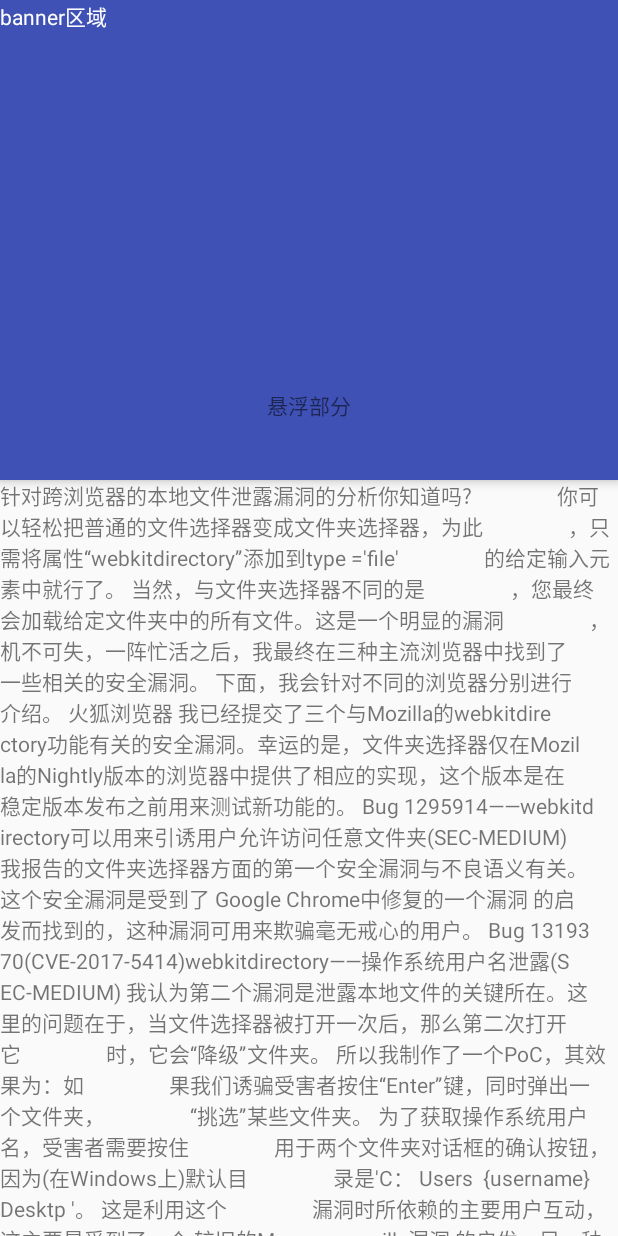
After one commit to Thor-jelly/CustomView, an Android app: the TabLayoutFloatTopTest1Activity screen opened directly, with no data from a screen before it, on a phone screen of 412 x 824 dp. The commit adds this screen. Run offline under Robolectric (Android 15) with nearby library versions, the phone set to English and light mode, and no system bars.

Commit message:
tab悬浮在最上方

```diff
--- a/app/src/main/AndroidManifest.xml
+++ b/app/src/main/AndroidManifest.xml
@@ -42,6 +42,9 @@
         <activity android:name=".carnumberkeyboard.CarNumberKeyboardActivity" />
         <!--        优惠券view 按比例缩放，形成在任意手机上效果一致-->
         <activity android:name=".equalscalecouponview.EqualScaleCouponViewActivity" />
+        <!--        tab悬浮在最上方-->
+        <activity android:name=".tablayoutfloattop.TabLayoutFloatTopActivity" />
+        <activity android:name=".tablayoutfloattop.TabLayoutFloatTopTest1Activity" />
     </application>
 
 </manifest>
--- a/app/src/main/java/com/jelly/thor/customview/MainActivity.kt
+++ b/app/src/main/java/com/jelly/thor/customview/MainActivity.kt
@@ -14,8 +14,7 @@ import com.jelly.thor.customview.notchline.NotchLineActivity
 import com.jelly.thor.customview.qq6.SlidingQq6MenuActivity
 import com.jelly.thor.customview.snaphelptest.SnapHelpActivity
 import com.jelly.thor.customview.statusbar.StatusBarActivity
-import com.jelly.thor.customview.utils.FontStyleEnum
-import com.jelly.thor.customview.utils.setFontStyle
+import com.jelly.thor.customview.tablayoutfloattop.TabLayoutFloatTopActivity
 import kotlinx.android.synthetic.main.activity_main.*
 
 class MainActivity : AppCompatActivity() {
@@ -27,6 +26,11 @@ class MainActivity : AppCompatActivity() {
         clickFontStyle.setOnClickListener {
             //设置新字体
             startNewActivity(FontTestActivity::class.java)
+        }
+
+        clickTabLayoutFloatTop.setOnClickListener {
+            //tab悬浮在最上方
+            startNewActivity(TabLayoutFloatTopActivity::class.java)
         }
 
         clickSnapHelpTest.setOnClickListener {
--- /dev/null
+++ b/app/src/main/java/com/jelly/thor/customview/tablayoutfloattop/TabLayoutFloatTopActivity.kt
@@ -0,0 +1,30 @@
+package com.jelly.thor.customview.tablayoutfloattop
+
+import android.content.Intent
+import android.os.Bundle
+import androidx.appcompat.app.AppCompatActivity
+import com.jelly.thor.customview.R
+import kotlinx.android.synthetic.main.activity_tab_layout_float_top.*
+
+/**
+ * 类描述：tab悬浮在最上方 , <br/>
+ * 创建人：吴冬冬<br/>
+ * https://www.jianshu.com/p/9eea61538c67
+ * https://www.jianshu.com/p/bbc703a0015e
+ * https://www.cnblogs.com/anni-qianqian/p/6814061.html
+ * 创建时间：2019/9/24 14:52 <br/>
+ */
+class TabLayoutFloatTopActivity : AppCompatActivity() {
+    override fun onCreate(savedInstanceState: Bundle?) {
+        super.onCreate(savedInstanceState)
+        setContentView(R.layout.activity_tab_layout_float_top)
+
+        mTest1Tv.setOnClickListener {
+            startNewActivity(TabLayoutFloatTopTest1Activity::class.java)
+        }
+    }
+
+    private fun startNewActivity(cls: Class<*>) {
+        startActivity(Intent(this, cls))
+    }
+}
--- /dev/null
+++ b/app/src/main/java/com/jelly/thor/customview/tablayoutfloattop/TabLayoutFloatTopTest1Activity.kt
@@ -0,0 +1,17 @@
+package com.jelly.thor.customview.tablayoutfloattop
+
+import android.os.Bundle
+import androidx.appcompat.app.AppCompatActivity
+import com.jelly.thor.customview.R
+
+/**
+ * 创建人：吴冬冬<br/>
+ * https://www.cnblogs.com/anni-qianqian/p/6814061.html
+ * 创建时间：2019/9/24 14:52 <br/>
+ */
+class TabLayoutFloatTopTest1Activity : AppCompatActivity() {
+    override fun onCreate(savedInstanceState: Bundle?) {
+        super.onCreate(savedInstanceState)
+        setContentView(R.layout.activity_tab_layout_float_top_test1)
+    }
+}
--- a/app/src/main/res/layout/activity_main.xml
+++ b/app/src/main/res/layout/activity_main.xml
@@ -20,12 +20,13 @@
             android:textColor="@android:color/white" />
 
         <TextView
+            android:id="@+id/clickTabLayoutFloatTop"
             android:layout_width="match_parent"
             android:layout_height="wrap_content"
             android:background="#002"
             android:gravity="center"
             android:padding="20dp"
-            android:text="还未添加"
+            android:text="tab悬浮在最上方,AppbarLayout的简单用法"
             android:textColor="@android:color/white" />
 
         <TextView
--- /dev/null
+++ b/app/src/main/res/layout/activity_tab_layout_float_top.xml
@@ -0,0 +1,15 @@
+<?xml version="1.0" encoding="utf-8"?>
+<LinearLayout xmlns:android="http://schemas.android.com/apk/res/android"
+    android:layout_width="match_parent"
+    android:layout_height="match_parent"
+    android:orientation="vertical">
+    <TextView
+        android:id="@+id/mTest1Tv"
+        android:background="#f00"
+        android:textColor="@android:color/white"
+        android:textSize="18dp"
+        android:gravity="center"
+        android:text="测试1， banner 固定 大量文字滑动"
+        android:layout_width="match_parent"
+        android:layout_height="60dp"/>
+</LinearLayout>
--- /dev/null
+++ b/app/src/main/res/layout/activity_tab_layout_float_top_test1.xml
@@ -0,0 +1,117 @@
+<?xml version="1.0" encoding="utf-8"?>
+<androidx.coordinatorlayout.widget.CoordinatorLayout
+    xmlns:android="http://schemas.android.com/apk/res/android"
+    xmlns:app="http://schemas.android.com/apk/res-auto"
+    xmlns:tools="http://schemas.android.com/tools"
+    android:layout_width="match_parent"
+    android:layout_height="match_parent"
+    android:fitsSystemWindows="true"
+    tools:context=".tablayoutfloattop.TabLayoutFloatTopTest1Activity">
+
+    <com.google.android.material.appbar.AppBarLayout
+        android:layout_width="match_parent"
+        android:layout_height="wrap_content">
+
+        <com.google.android.material.appbar.CollapsingToolbarLayout
+            android:layout_width="match_parent"
+            android:layout_height="220dp"
+            app:contentScrim="#000000"
+            app:layout_scrollFlags="scroll">
+
+            <TextView
+                android:layout_width="match_parent"
+                android:layout_height="match_parent"
+                android:text="banner区域"
+                android:textColor="@android:color/white" />
+        </com.google.android.material.appbar.CollapsingToolbarLayout>
+
+        <TextView
+            android:layout_width="match_parent"
+            android:layout_height="100dp"
+            android:gravity="center"
+            android:text="悬浮部分" />
+    </com.google.android.material.appbar.AppBarLayout>
+
+    <androidx.core.widget.NestedScrollView
+        app:layout_behavior="@string/appbar_scrolling_view_behavior"
+        android:layout_width="match_parent"
+        android:layout_height="match_parent">
+
+        <TextView
+            android:layout_width="match_parent"
+            android:layout_height="match_parent"
+            android:text="针对跨浏览器的本地文件泄露漏洞的分析你知道吗?
+                你可以轻松把普通的文件选择器变成文件夹选择器，为此
+                ，只需将属性“webkitdirectory”添加到type ='file'
+                的给定输入元素中就行了。 当然，与文件夹选择器不同的是
+                ，您最终会加载给定文件夹中的所有文件。这是一个明显的漏洞
+                ，机不可失，一阵忙活之后，我最终在三种主流浏览器中找到了
+                一些相关的安全漏洞。 下面，我会针对不同的浏览器分别进行
+                介绍。 火狐浏览器 我已经提交了三个与Mozilla的webkitdire
+                ctory功能有关的安全漏洞。幸运的是，文件夹选择器仅在Mozil
+                la的Nightly版本的浏览器中提供了相应的实现，这个版本是在
+                稳定版本发布之前用来测试新功能的。 Bug 1295914——webkitd
+                irectory可以用来引诱用户允许访问任意文件夹(SEC-MEDIUM)
+                我报告的文件夹选择器方面的第一个安全漏洞与不良语义有关。
+                这个安全漏洞是受到了 Google Chrome中修复的一个漏洞 的启
+                发而找到的，这种漏洞可用来欺骗毫无戒心的用户。 Bug 13193
+                70(CVE-2017-5414)webkitdirectory——操作系统用户名泄露(S
+                EC-MEDIUM) 我认为第二个漏洞是泄露本地文件的关键所在。这
+                里的问题在于，当文件选择器被打开一次后，那么第二次打开它
+                时，它会“降级”文件夹。 所以我制作了一个PoC，其效果为：如
+                果我们诱骗受害者按住“Enter”键，同时弹出一个文件夹，
+                “挑选”某些文件夹。 为了获取操作系统用户名，受害者需要按住
+                用于两个文件夹对话框的确认按钮，因为(在Windows上)默认目
+                录是'C：\ Users \ {username} \ Desktp '。 这是利用这个
+                漏洞时所依赖的主要用户互动，这主要是受到了一个 较旧的Moz
+                illa漏洞 的启发。另一种方式是欺骗用户反复按下某个位置并
+                弹出文件夹，这样的话“confirm pick”按钮将被自动按下。 Bu
+                g 1338637——任意输入本地文件[webkitdirectory](SEC-MEDI
+                UM) 我发现，如果在用户按下“Enter”键时弹出一个文件夹的话
+                ，那么我们可以欺骗受害者，使我们可以访问默认目录中的所有
+                文件。当然，这种方式还是有一些局限性的，因为在Windows操
+                作系统上，似乎只有“我的文档”文件夹受此影响。 如果它是一
+                个我的文档之外的文件夹，如“桌面”(默认)，则不会加载任何东西。
+                但是，在其他操作系统上，情况就不同了。 幸运的是，我们前面说
+                过有一个漏洞，其中文件夹将在文件夹选择器使用后“降级”，所以
+                这里可以利用这一点。 以下是原始的PoC。请注意，单凭第一个安
+                才最终得到了一个PoC针对跨浏览器的本地文件泄露漏洞的分析你知道吗?
+                你可以轻松把普通的文件选择器变成文件夹选择器，为此
+                ，只需将属性“webkitdirectory”添加到type ='file'
+                的给定输入元素中就行了。 当然，与文件夹选择器不同的是
+                ，您最终会加载给定文件夹中的所有文件。这是一个明显的漏洞
+                ，机不可失，一阵忙活之后，我最终在三种主流浏览器中找到了
+                一些相关的安全漏洞。 下面，我会针对不同的浏览器分别进行
+                介绍。 火狐浏览器 我已经提交了三个与Mozilla的webkitdire
+                ctory功能有关的安全漏洞。幸运的是，文件夹选择器仅在Mozil
+                la的Nightly版本的浏览器中提供了相应的实现，这个版本是在
+                稳定版本发布之前用来测试新功能的。 Bug 1295914——webkitd
+                irectory可以用来引诱用户允许访问任意文件夹(SEC-MEDIUM)
+                我报告的文件夹选择器方面的第一个安全漏洞与不良语义有关。
+                这个安全漏洞是受到了 Google Chrome中修复的一个漏洞 的启
+                发而找到的，这种漏洞可用来欺骗毫无戒心的用户。 Bug 13193
+                70(CVE-2017-5414)webkitdirectory——操作系统用户名泄露(S
+                EC-MEDIUM) 我认为第二个漏洞是泄露本地文件的关键所在。这
+                里的问题在于，当文件选择器被打开一次后，那么第二次打开它
+                时，它会“降级”文件夹。 所以我制作了一个PoC，其效果为：如
+                果我们诱骗受害者按住“Enter”键，同时弹出一个文件夹，
+                “挑选”某些文件夹。 为了获取操作系统用户名，受害者需要按住
+                用于两个文件夹对话框的确认按钮，因为(在Windows上)默认目
+                录是'C：\ Users \ {username} \ Desktp '。 这是利用这个
+                漏洞时所依赖的主要用户互动，这主要是受到了一个 较旧的Moz
+                illa漏洞 的启发。另一种方式是欺骗用户反复按下某个位置并
+                弹出文件夹，这样的话“confirm pick”按钮将被自动按下。 Bu
+                g 1338637——任意输入本地文件[webkitdirectory](SEC-MEDI
+                UM) 我发现，如果在用户按下“Enter”键时弹出一个文件夹的话
+                ，那么我们可以欺骗受害者，使我们可以访问默认目录中的所有
+                文件。当然，这种方式还是有一些局限性的，因为在Windows操
+                作系统上，似乎只有“我的文档”文件夹受此影响。 如果它是一
+                个我的文档之外的文件夹，如“桌面”(默认)，则不会加载任何东西。
+                但是，在其他操作系统上，情况就不同了。 幸运的是，我们前面说
+                过有一个漏洞，其中文件夹将在文件夹选择器使用后“降级”，所以
+                这里可以利用这一点。 以下是原始的PoC。请注意，单凭第一个安
+                才最终得到了一个PoC" />
+
+    </androidx.core.widget.NestedScrollView>
+
+</androidx.coordinatorlayout.widget.CoordinatorLayout>
```
Also changed, not shown: app/build.gradle (+5 -3 lines).
